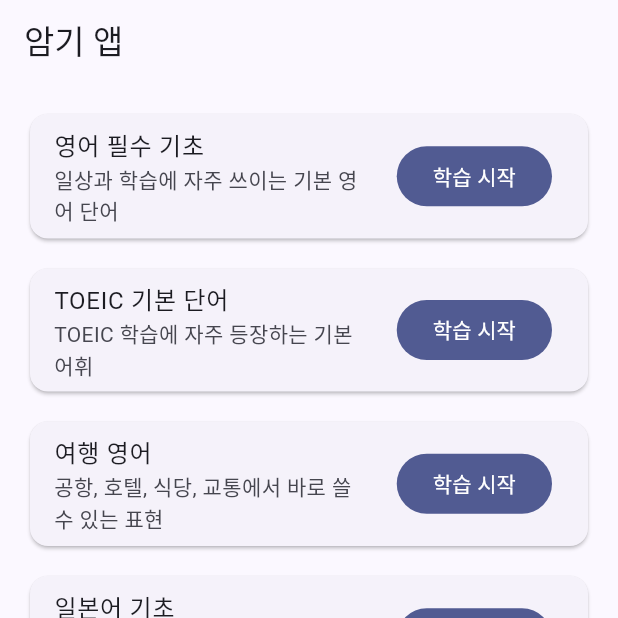
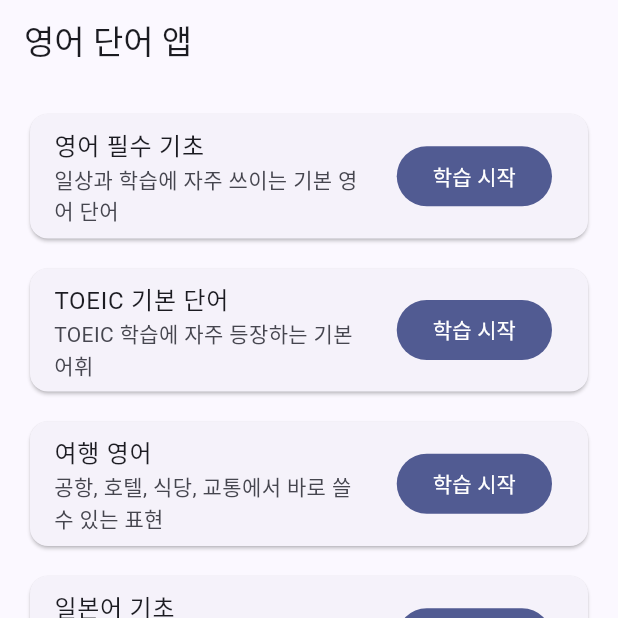
Before and after one commit to bohyeokan-jpg/memorize-app, a Flutter app: the screen it shows after launch, on a phone screen of 412 x 824 dp, the top half of it. Run offline on Flutter 3.47's test engine with Material 3 defaults, Android fonts, the phone set to English and light mode, and no system bars; our stand-ins replace drift, drift_flutter, flutter_riverpod, flutter_tts, go_router; accounts and stored records are empty; generated files the repository leaves out were written again.

Commit message:
앱 이름을 "영어 단어 앱"으로 지정
- Android 런처 라벨, 앱 내 타이틀/홈 화면 헤더, 웹 매니페스트 반영

```diff
--- a/lib/features/home/home_screen.dart
+++ b/lib/features/home/home_screen.dart
@@ -12,7 +12,7 @@ class HomeScreen extends ConsumerWidget {
     final wordBooksAsync = ref.watch(wordBooksProvider);
 
     return Scaffold(
-      appBar: AppBar(title: const Text('암기 앱')),
+      appBar: AppBar(title: const Text('영어 단어 앱')),
       body: wordBooksAsync.when(
         loading: () => const Center(child: CircularProgressIndicator()),
         error: (error, stackTrace) => Center(child: Text('단어장을 불러오지 못했습니다.\n$error')),
--- a/lib/main.dart
+++ b/lib/main.dart
@@ -14,7 +14,7 @@ class MemorizeApp extends StatelessWidget {
   @override
   Widget build(BuildContext context) {
     return MaterialApp.router(
-      title: '암기 앱',
+      title: '영어 단어 앱',
       theme: appTheme,
       routerConfig: appRouter,
     );
```
Also changed, not shown: 3 other files.
